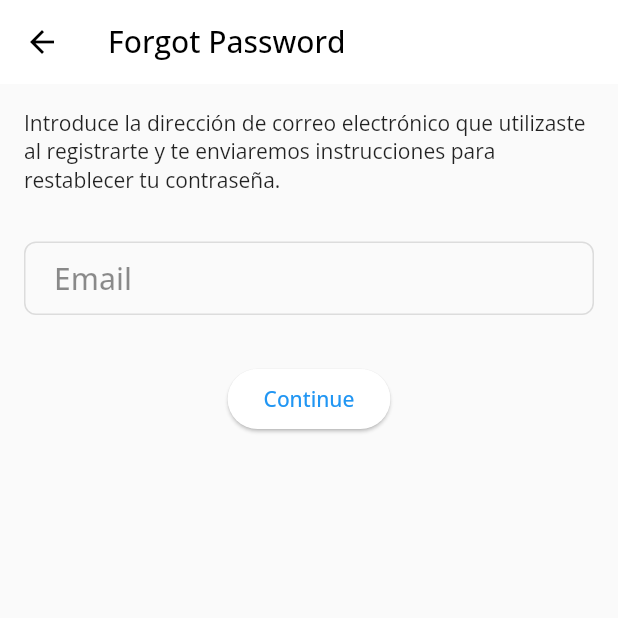
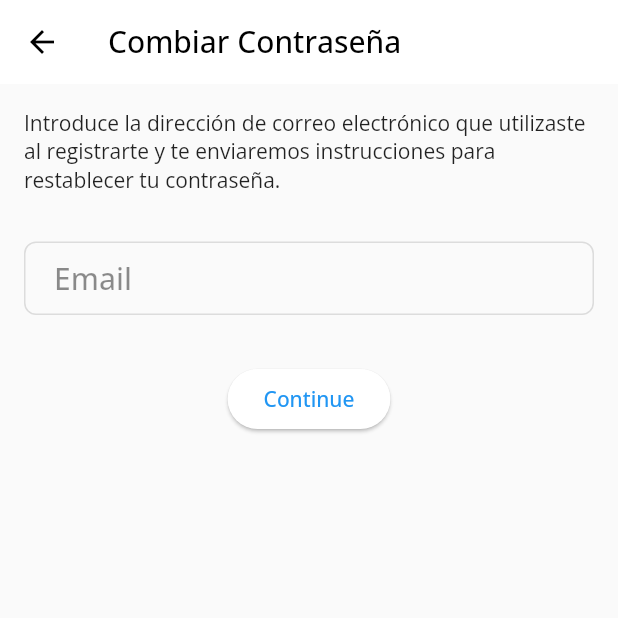
Before and after one commit to Alvardud/IO_Extended_2023_GDG_La_Paz, a Flutter app: the ForgotPasswordScreen screen opened by its route, on a phone screen of 412 x 824 dp, the top half of it. Run offline on Flutter 3.47's test engine with Material 2 defaults, Android fonts, the phone set to English and light mode, and no system bars; our stand-ins replace circular_countdown_timer, cloud_firestore, firebase_auth, firebase_core, flutter_svg, google_fonts and 2 more; missing offline and left inert: qr_code_scanner; accounts and stored records are empty.

Commit message:
fixing bugs

```diff
--- a/lib/src/ui/pages/auth/forgot_password_screen.dart
+++ b/lib/src/ui/pages/auth/forgot_password_screen.dart
@@ -22,7 +22,7 @@ class _ForgotPasswordScreenState extends State<ForgotPasswordScreen> {
   Widget build(BuildContext context) {
     return Scaffold(
       appBar: AppBar(
-        title: const Text('Forgot Password'),
+        title: const Text('Combiar Contraseña'),
       ),
       body: SingleChildScrollView(
           child: Padding(
```
